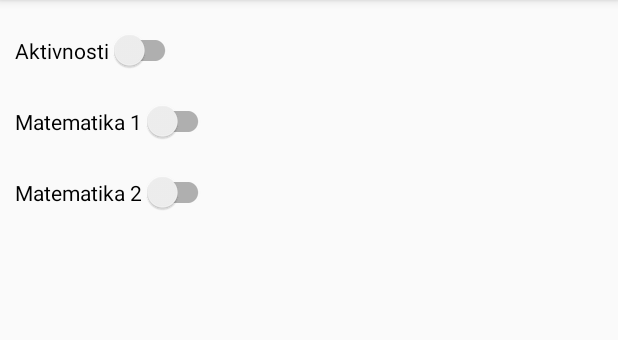
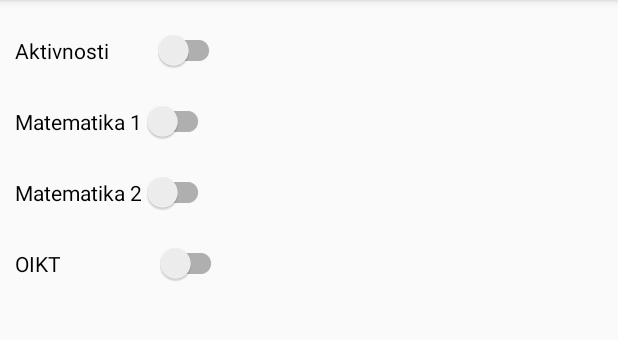
Before and after one commit to Jazz-NZ/FonNoti, an Android app: the PrvaGodinaActivity screen opened directly, with no data from a screen before it, on a phone screen of 412 x 824 dp, the part 84-424 px from its top. Run offline under Robolectric (Android 15) with nearby library versions, the phone set to English and light mode, and no system bars.

```diff
--- a/app/src/main/java/com/example/fonnoti/Browser.java
+++ b/app/src/main/java/com/example/fonnoti/Browser.java
@@ -2,6 +2,7 @@ package com.example.fonnoti;
 
 import androidx.appcompat.app.AppCompatActivity;
 
+import android.content.Intent;
 import android.os.Bundle;
 import android.webkit.WebView;
 
@@ -14,8 +15,11 @@ public class Browser extends AppCompatActivity {
         super.onCreate(savedInstanceState);
         setContentView(R.layout.activity_browser);
 
+        Intent intent = getIntent();
+        String link = intent.getExtras().getString("link");
+
         webView = (WebView) findViewById(R.id.webView);
         webView.getSettings().setJavaScriptEnabled(true);
-        webView.loadUrl("http://www.google.com");
+        webView.loadUrl(link);
     }
 }
--- a/app/src/main/java/com/example/fonnoti/PrvaGodinaActivity.java
+++ b/app/src/main/java/com/example/fonnoti/PrvaGodinaActivity.java
@@ -12,6 +12,7 @@ public class PrvaGodinaActivity extends AppCompatActivity {
     SwitchCompat mataAktSw;
     SwitchCompat mata1Sw;
     SwitchCompat mata2Sw;
+    SwitchCompat oikt;
 
     @Override
     protected void onCreate(Bundle savedInstanceState) {
@@ -26,6 +27,9 @@ public class PrvaGodinaActivity extends AppCompatActivity {
 
         mata2Sw = (SwitchCompat) findViewById(R.id.mata2Sw);
         swithHandler(mata2Sw, "mata2Save","matematika2");
+
+        oikt = (SwitchCompat) findViewById(R.id.oiktSw);
+        swithHandler(oikt, "oiktSave","oikt");
 
 
 
--- a/app/src/main/res/layout/activity_prva_godina.xml
+++ b/app/src/main/res/layout/activity_prva_godina.xml
@@ -13,7 +13,7 @@
 
         <androidx.appcompat.widget.SwitchCompat
             android:id="@+id/mataAktSw"
-            android:layout_width="wrap_content"
+            android:layout_width="140dp"
 
             android:layout_height="wrap_content"
             android:layout_marginLeft="10dp"
@@ -44,5 +44,18 @@
             android:layout_marginBottom="10dp"
             android:text="Matematika 2"></androidx.appcompat.widget.SwitchCompat>
 
+
+        <androidx.appcompat.widget.SwitchCompat
+            android:id="@+id/oiktSw"
+            android:layout_width="141dp"
+
+            android:layout_height="wrap_content"
+            android:layout_marginLeft="10dp"
+            android:layout_marginTop="10dp"
+            android:layout_marginRight="10dp"
+            android:layout_marginBottom="10dp"
+            android:text="OIKT"></androidx.appcompat.widget.SwitchCompat>
+
+
     </LinearLayout>
 </androidx.constraintlayout.widget.ConstraintLayout>
```
Also changed, not shown: app/src/main/java/com/example/fonnoti/MyFirebaseMessagingService.java (+16 -4 lines).
